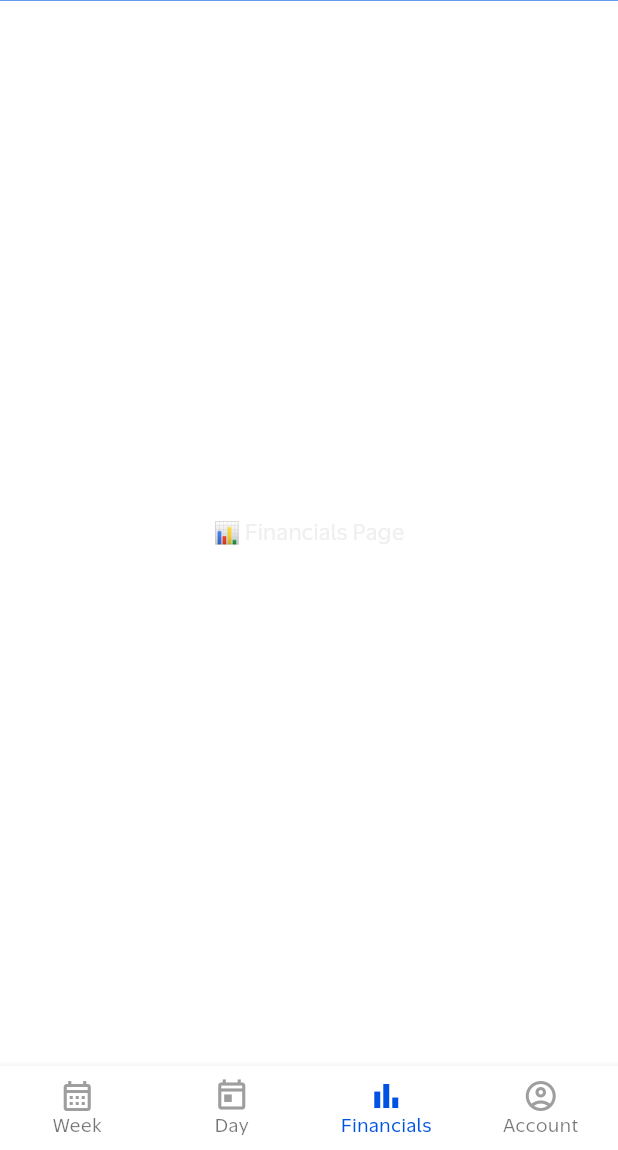
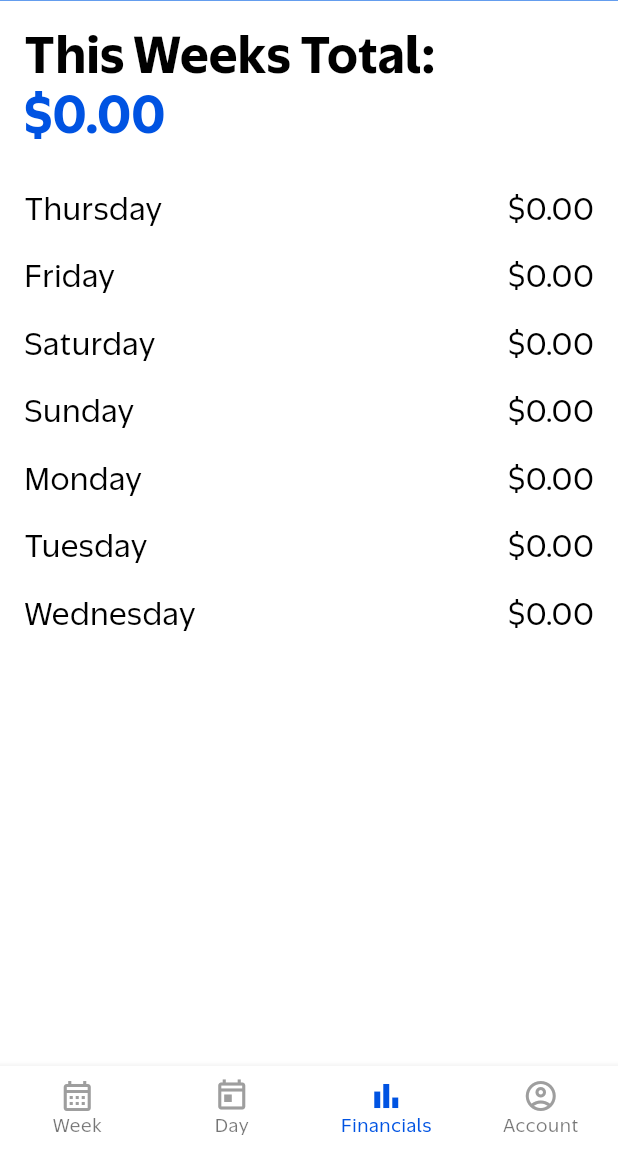
Before and after one commit to Ascrion/retail-forecasting-system, a Flutter app: the screen it shows after launch, item 3 of the bottom bar chosen, on a phone screen of 412 x 824 dp, the part 86-1236 px from its top. Run offline on Flutter 3.47's test engine with Material 3 defaults, Android fonts, the phone set to English and light mode, and no system bars; our stand-ins replace csv, file_picker, flutter_riverpod, hexcolor, sqflite; accounts and stored records are empty.

Commit message:
Add Financials data

```diff
--- /dev/null
+++ b/Frontend/lib/screens/financials_screen.dart
@@ -0,0 +1,149 @@
+import 'package:flutter/material.dart';
+import 'package:flutter_riverpod/flutter_riverpod.dart';
+import 'package:intl/intl.dart';
+import 'package:sqflite/sqflite.dart';
+import 'package:walmart_inventory_management_system/screens/account_screen.dart';
+import '../services/product_db_manager.dart';
+import 'package:walmart_inventory_management_system/screens/db_handler.dart';
+
+class FinancialsPage extends ConsumerStatefulWidget {
+  const FinancialsPage({super.key});
+
+  @override
+  ConsumerState<FinancialsPage> createState() => _FinancialsPageState();
+}
+
+class _FinancialsPageState extends ConsumerState<FinancialsPage> {
+  late Future<List<Prediction>> predictionsFuture;
+  late Future<Database> productDBFuture;
+  late List<String> weekDays;
+
+  @override
+  void initState() {
+    super.initState();
+
+    productDBFuture = initDatabase();
+    final today = DateTime.now();
+    weekDays = List.generate(
+      7,
+      (i) => DateFormat('EEEE').format(today.add(Duration(days: i))),
+    );
+  }
+
+  Future<double> calculateTotalEarningsForDay(
+    List<Prediction> daily,
+    Database productDB,
+  ) async {
+    double totalForDay = 0.0;
+
+    final hourly = <int, List<Prediction>>{};
+    for (var p in daily) {
+      hourly.putIfAbsent(p.hour, () => []).add(p);
+    }
+
+    for (var hour in hourly.keys) {
+      final top3 =
+          (hourly[hour]!..sort((a, b) => b.confidence.compareTo(a.confidence)))
+              .take(3);
+      for (var p in top3) {
+        final product = await productMapper(productDB, p.productId);
+        final price = product['unit_price'] ?? 0.0;
+        totalForDay += price * p.predictedQuantity;
+      }
+    }
+
+    return totalForDay;
+  }
+
+  @override
+  Widget build(BuildContext context) {
+    ref.watch(predictionRefreshTrigger);
+    predictionsFuture = DBHandler.getAllPredictions();
+
+    return FutureBuilder(
+      future: Future.wait([predictionsFuture, productDBFuture]),
+      builder: (context, AsyncSnapshot<List<dynamic>> snapshot) {
+        if (!snapshot.hasData) {
+          return const Center(child: CircularProgressIndicator());
+        }
+
+        final List<Prediction> predictions = snapshot.data![0];
+        final Database productDB = snapshot.data![1];
+
+        return FutureBuilder(
+          future: Future.wait(
+            weekDays.map((day) async {
+              final daily = predictions.where((p) => p.day == day).toList();
+              final total = await calculateTotalEarningsForDay(
+                daily,
+                productDB,
+              );
+              return {'day': day, 'total': total};
+            }).toList(),
+          ),
+          builder:
+              (context, AsyncSnapshot<List<Map<String, dynamic>>> totalsSnap) {
+                if (!totalsSnap.hasData) {
+                  return const Center(child: CircularProgressIndicator());
+                }
+
+                final totals = totalsSnap.data!;
+                final weekTotal = totals.fold(
+                  0.0,
+                  (sum, e) => sum + e['total'],
+                );
+
+                return Padding(
+                  padding: const EdgeInsets.all(16),
+                  child: Column(
+                    crossAxisAlignment: CrossAxisAlignment.start,
+                    children: [
+                      Text(
+                        'This Week'
+                        's Total:',
+                        style: Theme.of(context).textTheme.headlineLarge
+                            ?.copyWith(
+                              color: Theme.of(context).colorScheme.onSecondary,
+                            ),
+                      ),
+                      Text(
+                        "\$${weekTotal.toStringAsFixed(2)}",
+                        style: Theme.of(context).textTheme.headlineLarge
+                            ?.copyWith(
+                              color: Theme.of(context).colorScheme.primary,
+                            ),
+                      ),
+                      const SizedBox(height: 20),
+                      ...totals.map(
+                        (e) => Padding(
+                          padding: const EdgeInsets.symmetric(vertical: 8.0),
+                          child: Row(
+                            mainAxisAlignment: MainAxisAlignment.spaceBetween,
+                            children: [
+                              Text(
+                                e['day'],
+                                style: const TextStyle(
+                                  fontSize: 20,
+                                  color: Colors.black,
+                                ),
+                              ),
+                              Text(
+                                "\$${(e['total'] as double).toStringAsFixed(2)}",
+                                style: const TextStyle(
+                                  fontSize: 20,
+                                  color: Colors.black,
+                                ),
+                              ),
+                            ],
+                          ),
+                        ),
+                      ),
+                    ],
+                  ),
+                );
+              },
+        );
+      },
+    );
+  }
+}
--- a/Frontend/lib/screens/home_screen.dart
+++ b/Frontend/lib/screens/home_screen.dart
@@ -3,6 +3,7 @@ import 'package:flutter_riverpod/flutter_riverpod.dart';
 import './account_screen.dart';
 import './day_screen.dart';
 import './week_screen.dart';
+import './financials_screen.dart';
 
 class MainScaffold extends ConsumerStatefulWidget {
   const MainScaffold({super.key});
@@ -115,10 +116,3 @@ class _MainScaffoldState extends ConsumerState<MainScaffold> {
     );
   }
 }
-
-
-class FinancialsPage extends StatelessWidget {
-  const FinancialsPage({super.key});
-  @override
-  Widget build(BuildContext context) => const Center(child: Text("📊 Financials Page"));
-}
--- a/Frontend/lib/screens/week_screen.dart
+++ b/Frontend/lib/screens/week_screen.dart
@@ -35,7 +35,7 @@ class _WeekPageState extends ConsumerState<WeekPage> {
     final screenWidth = MediaQuery.of(context).size.width;
     final screenHeight = MediaQuery.of(context).size.height;
     final cardWidth = screenWidth * 0.2;
-    final cardHeight = screenHeight * 0.15;
+    final cardHeight = screenHeight * 0.16;
     final predictionsFuture = DBHandler.getAllPredictions();
 
     return FutureBuilder(
@@ -140,7 +140,7 @@ class _WeekPageState extends ConsumerState<WeekPage> {
                               };
 
                           return Padding(
-                            padding: const EdgeInsets.symmetric(vertical: 4),
+                            padding: const EdgeInsets.symmetric(vertical: 6),
                             child: Container(
                               width: cardWidth,
                               decoration: BoxDecoration(
```
Also changed, not shown: Frontend/lib/screens/financials_page.dart (deleted), 1 other file.
